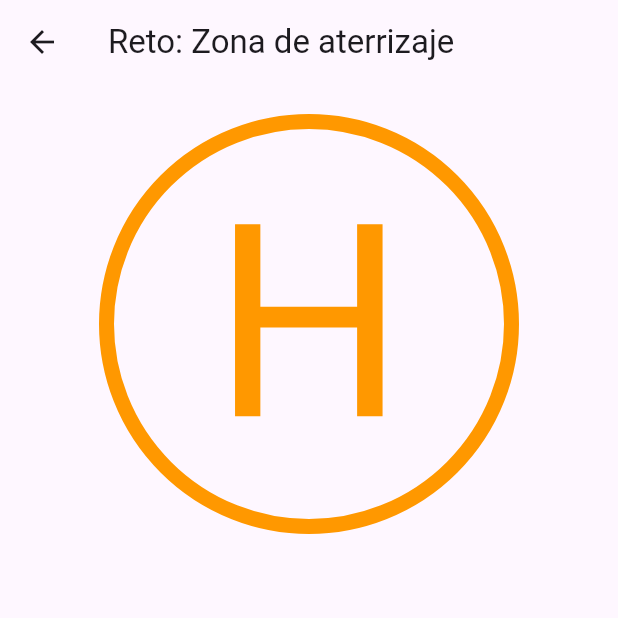
After one commit to Amelie-sat/AmelSelseletTim_Repositorio_Flutter, a Flutter app: the Pantalla9 screen opened directly, on a phone screen of 412 x 824 dp, the top half of it. The commit adds this screen. Run offline on Flutter 3.47's test engine with Material 3 defaults, Android fonts, the phone set to English and light mode, and no system bars; our stand-ins replace google_fonts.

Commit message:
Ejercicio 9: Reto zona de aterrizaje

```diff
--- a/lib/screens/menulateral.dart
+++ b/lib/screens/menulateral.dart
@@ -8,7 +8,7 @@ import 'pantalla5.dart';
 import 'pantalla6.dart';
 import 'pantalla7.dart';
 import 'pantalla8.dart';
-//import 'pantalla9.dart';
+import 'pantalla9.dart';
 
 class MenuLateral extends StatelessWidget {
   const MenuLateral({super.key});
@@ -107,6 +107,16 @@ class MenuLateral extends StatelessWidget {
               );
             },
           ),
+          ListTile(
+            leading: const Icon(Icons.flight),
+            title: const Text('9. Reto Zona de aterrizaje'),
+            onTap: () {
+              Navigator.of(context).pop();
+              Navigator.of(context).push(
+                MaterialPageRoute(builder: (context) => const Pantalla9()),
+              );
+            },
+          ),
 
         ],
       ),
--- /dev/null
+++ b/lib/screens/pantalla9.dart
@@ -0,0 +1,38 @@
+import 'package:flutter/material.dart';
+
+class Pantalla9 extends StatelessWidget {
+  const Pantalla9({super.key});
+
+  @override
+  Widget build(BuildContext context) {
+    return Scaffold(
+      appBar: AppBar(
+        title: const Text("Reto: Zona de aterrizaje"),
+      ),
+
+      body: Align(
+        alignment: Alignment.topCenter,
+        child: Container(
+          margin: const EdgeInsets.only(top: 20),
+          width: 280,
+          height: 280,
+          alignment: Alignment.center,
+          decoration: BoxDecoration(
+            shape: BoxShape.circle,
+            border: Border.all(
+              color: Colors.orange,
+              width: 10,
+            ),
+          ),
+          child: const Text(
+            "H",
+            style: TextStyle(
+              fontSize: 180,
+              color: Colors.orange,
+            ),
+          ),
+        ),
+      ),
+    );
+  }
+}
```
